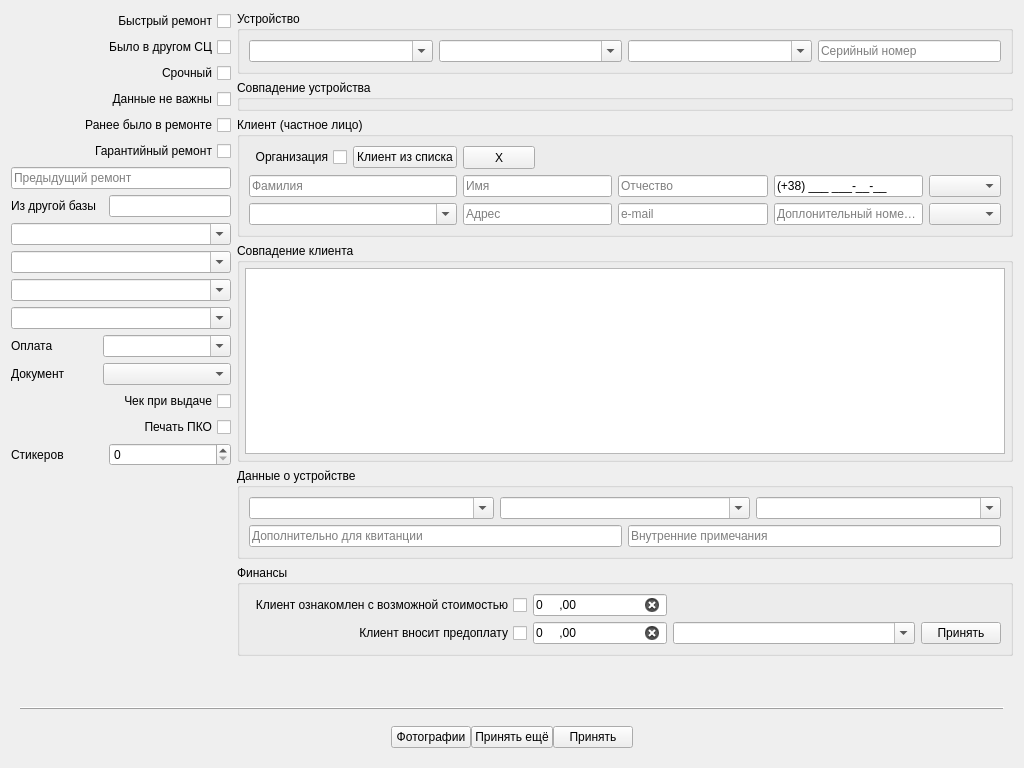
The window that tabrepairnew.ui (solderercb/snap_crm) describes before a commit, drawn with Qt 5.
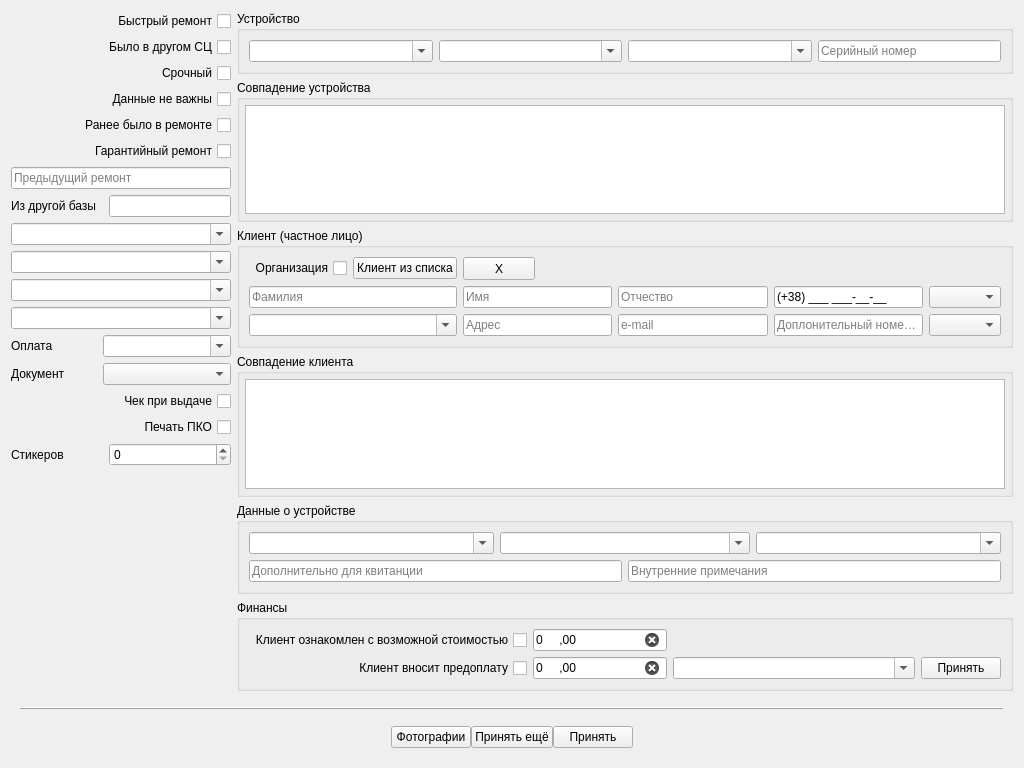
The same window after the commit. Custom widgets are drawn as their Qt base class.

Commit message: На вкладке приёма в ремонт сделаны доработки:   - поле ввода серийного номера обзавелось кнопкой очистки с двойным функционалом: если поле пустое, то будет вставлено "НЕТ S/N", если не пустое, то оно будет очищено;   - сделан механизм подбора совпадающих устройств (по серийному номеру) и автозаполнение данных при двойном щелчке (данные о типе уст-ва, производителе и модели заполняются только если поле с типом устройства до двойного клика было пустым);   - мелкие исправления очепяток, добавлены комментарии, добавлены TODO-комментарии.

What changed in the file:
```diff
--- a/tabrepairnew.ui
+++ b/tabrepairnew.ui
@@ -269,7 +269,7 @@
             <property name="bottomMargin">
              <number>5</number>
             </property>
-            <property name="horizontalSpacing">
+            <property name="spacing">
              <number>5</number>
             </property>
             <item row="0" column="0">
@@ -305,7 +305,7 @@
                <bool>true</bool>
               </property>
               <attribute name="horizontalHeaderVisible">
-               <bool>false</bool>
+               <bool>true</bool>
               </attribute>
               <attribute name="horizontalHeaderCascadingSectionResizes">
                <bool>false</bool>
@@ -313,6 +313,9 @@
               <attribute name="horizontalHeaderHighlightSections">
                <bool>false</bool>
               </attribute>
+              <attribute name="horizontalHeaderStretchLastSection">
+               <bool>true</bool>
+              </attribute>
               <attribute name="verticalHeaderVisible">
                <bool>false</bool>
               </attribute>
@@ -764,6 +767,72 @@
            <property name="checkable">
             <bool>false</bool>
            </property>
+           <layout class="QGridLayout" name="gridLayout_9">
+            <property name="leftMargin">
+             <number>5</number>
+            </property>
+            <property name="topMargin">
+             <number>5</number>
+            </property>
+            <property name="rightMargin">
+             <number>5</number>
+            </property>
+            <property name="bottomMargin">
+             <number>5</number>
+            </property>
+            <property name="spacing">
+             <number>5</number>
+            </property>
+            <item row="0" column="0">
+             <widget class="QTableView" name="tableViewDeviceMatch">
+              <property name="horizontalScrollBarPolicy">
+               <enum>Qt::ScrollBarAlwaysOff</enum>
+              </property>
+              <property name="editTriggers">
+               <set>QAbstractItemView::NoEditTriggers</set>
+              </property>
+              <property name="tabKeyNavigation">
+               <bool>false</bool>
+              </property>
+              <property name="showDropIndicator" stdset="0">
+               <bool>false</bool>
+              </property>
+              <property name="dragDropOverwriteMode">
+               <bool>false</bool>
+              </property>
+              <property name="alternatingRowColors">
+               <bool>true</bool>
+              </property>
+              <property name="selectionMode">
+               <enum>QAbstractItemView::SingleSelection</enum>
+              </property>
+              <property name="selectionBehavior">
+               <enum>QAbstractItemView::SelectRows</enum>
+              </property>
+              <property name="cornerButtonEnabled">
+               <bool>false</bool>
+              </property>
+              <attribute name="horizontalHeaderCascadingSectionResizes">
+               <bool>true</bool>
+              </attribute>
+              <attribute name="horizontalHeaderMinimumSectionSize">
+               <number>50</number>
+              </attribute>
+              <attribute name="horizontalHeaderDefaultSectionSize">
+               <number>150</number>
+              </attribute>
+              <attribute name="horizontalHeaderHighlightSections">
+               <bool>false</bool>
+              </attribute>
+              <attribute name="horizontalHeaderStretchLastSection">
+               <bool>true</bool>
+              </attribute>
+              <attribute name="verticalHeaderVisible">
+               <bool>false</bool>
+              </attribute>
+             </widget>
+            </item>
+           </layout>
           </widget>
          </item>
         </layout>
```
Left out of the diff: 95 changed lines with no effect on the pictures. The commit also changes 3 other files.
